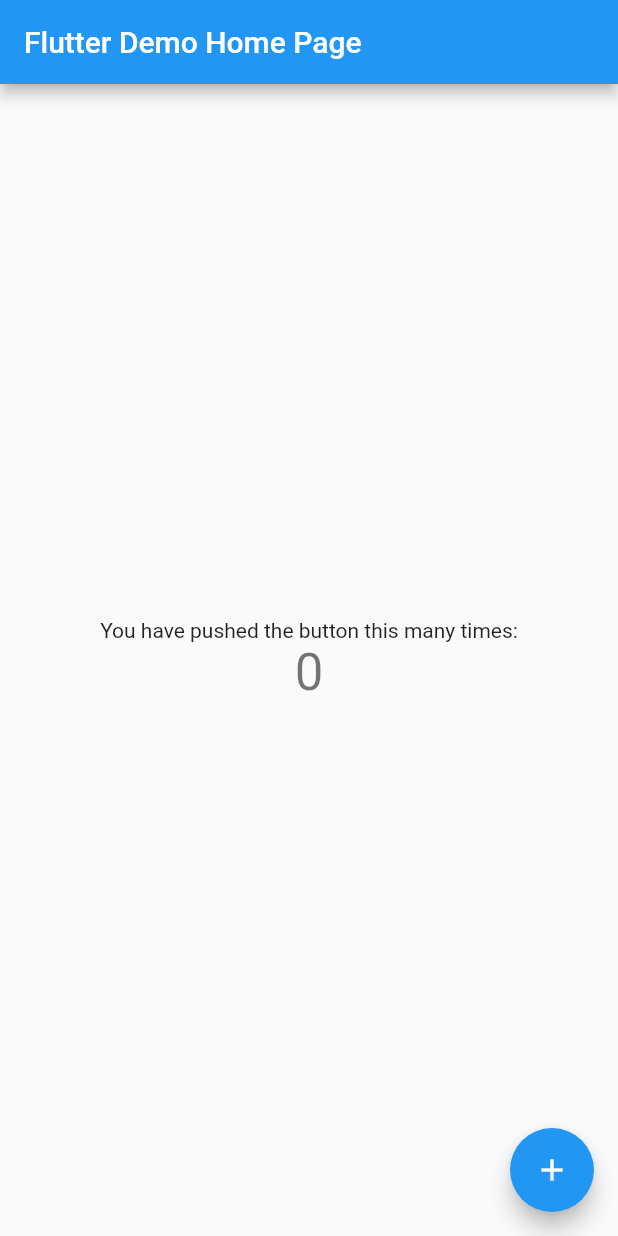
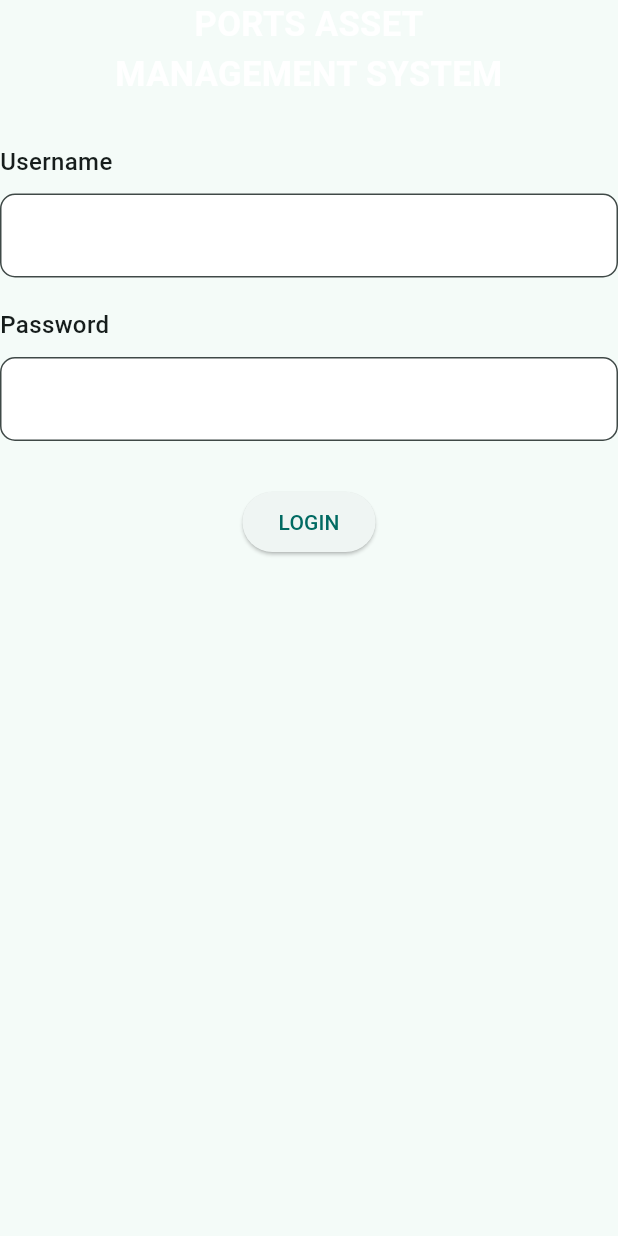
Before and after one commit to randytia29/kampung_snack, a Flutter app: the screen it shows after launch, on a phone screen of 412 x 824 dp. Run offline on Flutter 3.47's test engine with Material 2 defaults, Android fonts, the phone set to English and light mode, and no system bars; our stand-ins replace bloc, equatable, get_it, shared_preferences.

Commit message:
login screen

```diff
--- /dev/null
+++ b/lib/app.dart
@@ -0,0 +1,16 @@
+import 'package:flutter/material.dart';
+import 'package:kampung_snack/screens/login_screen.dart';
+
+import 'theme_manager/theme_data_manager.dart';
+
+class MyApp extends StatelessWidget {
+  const MyApp({super.key});
+
+  @override
+  Widget build(BuildContext context) {
+    return MaterialApp(
+      theme: getApplicationThemeData(),
+      home: const LoginScreen(),
+    );
+  }
+}
--- /dev/null
+++ b/lib/features/auth/cubit/login_cubit.dart
@@ -0,0 +1,22 @@
+import 'package:bloc/bloc.dart';
+import 'package:equatable/equatable.dart';
+
+import '../../../utils/shared_pref.dart';
+
+part 'login_state.dart';
+
+class LoginCubit extends Cubit<LoginState> {
+  final SharedPref sharedPref;
+
+  LoginCubit({required SharedPref pref})
+      : sharedPref = pref,
+        super(LoginInitial());
+
+  void startLogin(String username, String password) async {
+    emit(LoginLoading());
+
+    await sharedPref.setAccessToken(username + password);
+
+    emit(LoginSuccess());
+  }
+}
--- a/lib/main.dart
+++ b/lib/main.dart
@@ -1,115 +1,11 @@
 import 'package:flutter/material.dart';
 
-void main() {
+import 'app.dart';
+import 'sl.dart' as sl;
+
+Future<void> main() async {
+  WidgetsFlutterBinding.ensureInitialized();
+  await sl.init();
+
   runApp(const MyApp());
 }
-
-class MyApp extends StatelessWidget {
-  const MyApp({super.key});
-
-  // This widget is the root of your application.
-  @override
-  Widget build(BuildContext context) {
-    return MaterialApp(
-      title: 'Flutter Demo',
-      theme: ThemeData(
-        // This is the theme of your application.
-        //
-        // Try running your application with "flutter run". You'll see the
-        // application has a blue toolbar. Then, without quitting the app, try
-        // changing the primarySwatch below to Colors.green and then invoke
-        // "hot reload" (press "r" in the console where you ran "flutter run",
-        // or simply save your changes to "hot reload" in a Flutter IDE).
-        // Notice that the counter didn't reset back to zero; the application
-        // is not restarted.
-        primarySwatch: Colors.blue,
-      ),
-      home: const MyHomePage(title: 'Flutter Demo Home Page'),
-    );
-  }
-}
-
-class MyHomePage extends StatefulWidget {
-  const MyHomePage({super.key, required this.title});
-
-  // This widget is the home page of your application. It is stateful, meaning
-  // that it has a State object (defined below) that contains fields that affect
-  // how it looks.
-
-  // This class is the configuration for the state. It holds the values (in this
-  // case the title) provided by the parent (in this case the App widget) and
-  // used by the build method of the State. Fields in a Widget subclass are
-  // always marked "final".
-
-  final String title;
-
-  @override
-  State<MyHomePage> createState() => _MyHomePageState();
-}
-
-class _MyHomePageState extends State<MyHomePage> {
-  int _counter = 0;
-
-  void _incrementCounter() {
-    setState(() {
-      // This call to setState tells the Flutter framework that something has
-      // changed in this State, which causes it to rerun the build method below
-      // so that the display can reflect the updated values. If we changed
-      // _counter without calling setState(), then the build method would not be
-      // called again, and so nothing would appear to happen.
-      _counter++;
-    });
-  }
-
-  @override
-  Widget build(BuildContext context) {
-    // This method is rerun every time setState is called, for instance as done
-    // by the _incrementCounter method above.
-    //
-    // The Flutter framework has been optimized to make rerunning build methods
-    // fast, so that you can just rebuild anything that needs updating rather
-    // than having to individually change instances of widgets.
-    return Scaffold(
-      appBar: AppBar(
-        // Here we take the value from the MyHomePage object that was created by
-        // the App.build method, and use it to set our appbar title.
-        title: Text(widget.title),
-      ),
-      body: Center(
-        // Center is a layout widget. It takes a single child and positions it
-        // in the middle of the parent.
-        child: Column(
-          // Column is also a layout widget. It takes a list of children and
-          // arranges them vertically. By default, it sizes itself to fit its
-          // children horizontally, and tries to be as tall as its parent.
-          //
-          // Invoke "debug painting" (press "p" in the console, choose the
-          // "Toggle Debug Paint" action from the Flutter Inspector in Android
-          // Studio, or the "Toggle Debug Paint" command in Visual Studio Code)
-          // to see the wireframe for each widget.
-          //
-          // Column has various properties to control how it sizes itself and
-          // how it positions its children. Here we use mainAxisAlignment to
-          // center the children vertically; the main axis here is the vertical
-          // axis because Columns are vertical (the cross axis would be
-          // horizontal).
-          mainAxisAlignment: MainAxisAlignment.center,
-          children: <Widget>[
-            const Text(
-              'You have pushed the button this many times:',
-            ),
-            Text(
-              '$_counter',
-              style: Theme.of(context).textTheme.headlineMedium,
-            ),
-          ],
-        ),
-      ),
-      floatingActionButton: FloatingActionButton(
-        onPressed: _incrementCounter,
-        tooltip: 'Increment',
-        child: const Icon(Icons.add),
-      ), // This trailing comma makes auto-formatting nicer for build methods.
-    );
-  }
-}
--- /dev/null
+++ b/lib/screens/login_screen.dart
@@ -0,0 +1,88 @@
+import 'package:flutter/material.dart';
+
+import '../widgets/custom_text_form.dart';
+import '../widgets/login_title.dart';
+import '../widgets/ports_button.dart';
+
+class LoginScreen extends StatefulWidget {
+  const LoginScreen({super.key});
+
+  @override
+  State<LoginScreen> createState() => _LoginScreenState();
+}
+
+class _LoginScreenState extends State<LoginScreen> {
+  final _formKey = GlobalKey<FormState>();
+  late TextEditingController usernameController;
+  late TextEditingController passwordController;
+
+  @override
+  void initState() {
+    super.initState();
+    usernameController = TextEditingController();
+    passwordController = TextEditingController();
+  }
+
+  @override
+  void dispose() {
+    usernameController.dispose();
+    passwordController.dispose();
+    super.dispose();
+  }
+
+  @override
+  Widget build(BuildContext context) {
+    return Scaffold(
+      body: Form(
+        key: _formKey,
+        child: Column(
+          children: [
+            const LoginTitle(),
+            const SizedBox(
+              height: 30,
+            ),
+            CustomTextForm(
+              controller: usernameController,
+              textInputAction: TextInputAction.next,
+              validate: (value) {
+                if ((value ?? '').isEmpty) {
+                  return 'Isi username';
+                } else {
+                  return null;
+                }
+              },
+              title: 'Username',
+            ),
+            const SizedBox(
+              height: 20,
+            ),
+            CustomTextForm(
+              controller: passwordController,
+              obscureText: true,
+              validate: (value) {
+                if ((value ?? '').isEmpty) {
+                  return 'Isi password';
+                } else {
+                  return null;
+                }
+              },
+              title: 'Password',
+            ),
+            const SizedBox(
+              height: 30,
+            ),
+            PortsButton(
+              text: 'LOGIN',
+              onTap: () {
+                if ((_formKey.currentState ?? FormState()).validate()) {}
+              },
+            ),
+            const SizedBox(
+              height: 30,
+            ),
+          ],
+        ),
+      ),
+    );
+  }
+}
--- /dev/null
+++ b/lib/theme_manager/asset_manager.dart
@@ -0,0 +1,4 @@
+class AssetManager {
+  static const _assetPath = 'assets';
+  static const logo = '$_assetPath/';
+}
--- /dev/null
+++ b/lib/theme_manager/color_manager.dart
@@ -0,0 +1,25 @@
+import 'dart:ui';
+
+class ColorManager {
+  static Color primary = HexColor.fromHex('#26A69A');
+  static Color secondary = HexColor.fromHex('#262F4B');
+  static Color white = HexColor.fromHex('#FFFFFF');
+  static Color pink = HexColor.fromHex('#EA887B');
+  static Color purple = HexColor.fromHex('#CE92E3');
+  static Color black60 = HexColor.fromHex('#737D9C');
+  static Color black30 = HexColor.fromHex('#8D93A8');
+  static Color black = HexColor.fromHex('#5B6279');
+  static Color grey = HexColor.fromHex('#D9D9D9');
+  static Color grey60 = HexColor.fromHex('#A9A9AC');
+}
+
+extension HexColor on Color {
+  static Color fromHex(String hexColorString) {
+    hexColorString = hexColorString.replaceAll('#', '');
+    if (hexColorString.length == 6) {
+      hexColorString = 'FF$hexColorString';
+    }
+
+    return Color(int.parse(hexColorString, radix: 16));
+  }
+}
--- /dev/null
+++ b/lib/theme_manager/theme_data_manager.dart
@@ -0,0 +1,9 @@
+import 'package:flutter/material.dart';
+import 'package:kampung_snack/theme_manager/color_manager.dart';
+
+ThemeData getApplicationThemeData() {
+  return ThemeData(
+    useMaterial3: true,
+    colorScheme: ColorScheme.fromSeed(seedColor: ColorManager.primary),
+  );
+}
--- /dev/null
+++ b/lib/widgets/custom_text_form.dart
@@ -0,0 +1,56 @@
+import 'package:flutter/material.dart';
+import 'package:kampung_snack/theme_manager/color_manager.dart';
+
+class CustomTextForm extends StatelessWidget {
+  const CustomTextForm({
+    Key? key,
+    required this.controller,
+    this.validate,
+    this.obscureText = false,
+    this.textInputAction,
+    required this.title,
+    this.suffix,
+    this.textInputType,
+  }) : super(key: key);
+
+  final TextEditingController controller;
+  final String? Function(String?)? validate;
+  final bool obscureText;
+  final TextInputAction? textInputAction;
+  final String title;
+  final Widget? suffix;
+  final TextInputType? textInputType;
+
+  @override
+  Widget build(BuildContext context) {
+    return Column(
+      crossAxisAlignment: CrossAxisAlignment.start,
+      children: [
+        Text(
+          title,
+          style: const TextStyle(fontSize: 16, fontWeight: FontWeight.w500),
+        ),
+        const SizedBox(
+          height: 10,
+        ),
+        TextFormField(
+          keyboardType: textInputType,
+          style: const TextStyle(fontSize: 16),
+          textInputAction: textInputAction,
+          obscureText: obscureText,
+          controller: controller,
+          decoration: InputDecoration(
+            fillColor: ColorManager.white,
+            filled: true,
+            suffixIcon: suffix,
+            border: OutlineInputBorder(
+              borderSide: BorderSide(color: ColorManager.grey),
+              borderRadius: const BorderRadius.all(Radius.circular(10)),
+            ),
+          ),
+          validator: validate,
+        ),
+      ],
+    );
+  }
+}
--- /dev/null
+++ b/lib/widgets/login_title.dart
@@ -0,0 +1,26 @@
+import 'package:flutter/widgets.dart';
+import 'package:kampung_snack/theme_manager/color_manager.dart';
+
+class LoginTitle extends StatelessWidget {
+  const LoginTitle({
+    Key? key,
+  }) : super(key: key);
+
+  @override
+  Widget build(BuildContext context) {
+    return Column(
+      mainAxisAlignment: MainAxisAlignment.center,
+      children: [
+        Text(
+          'Ports Asset\nManagement System'.toUpperCase(),
+          style: TextStyle(
+            fontWeight: FontWeight.w700,
+            fontSize: 23,
+            color: ColorManager.white,
+          ),
+          textAlign: TextAlign.center,
+        ),
+      ],
+    );
+  }
+}
--- /dev/null
+++ b/lib/widgets/ports_button.dart
@@ -0,0 +1,29 @@
+import 'package:flutter/material.dart';
+
+class PortsButton extends StatelessWidget {
+  const PortsButton({
+    Key? key,
+    required this.text,
+    required this.onTap,
+    this.size,
+    this.fontSize,
+  }) : super(key: key);
+
+  final String text;
+  final void Function()? onTap;
+  final Size? size;
+  final double? fontSize;
+
+  @override
+  Widget build(BuildContext context) {
+    return ElevatedButton(
+      onPressed: onTap,
+      child: Text(
+        text,
+        style: TextStyle(
+          fontSize: fontSize,
+        ),
+      ),
+    );
+  }
+}
```
Also changed, not shown: lib/features/auth/cubit/login_state.dart (added, +23 -0 lines), lib/features/auth/cubit/logout_cubit.dart (added, +22 -0 lines), lib/features/auth/cubit/logout_state.dart (added, +23 -0 lines), lib/sl.dart (added, +27 -0 lines), lib/theme_manager/navigation_manager.dart (added, +29 -0 lines), lib/theme_manager/space_manager.dart (added, +7 -0 lines), lib/utils/shared_pref.dart (added, +32 -0 lines), pubspec.yaml (+7 -17 lines), pubspec.lock, 2 other files.
